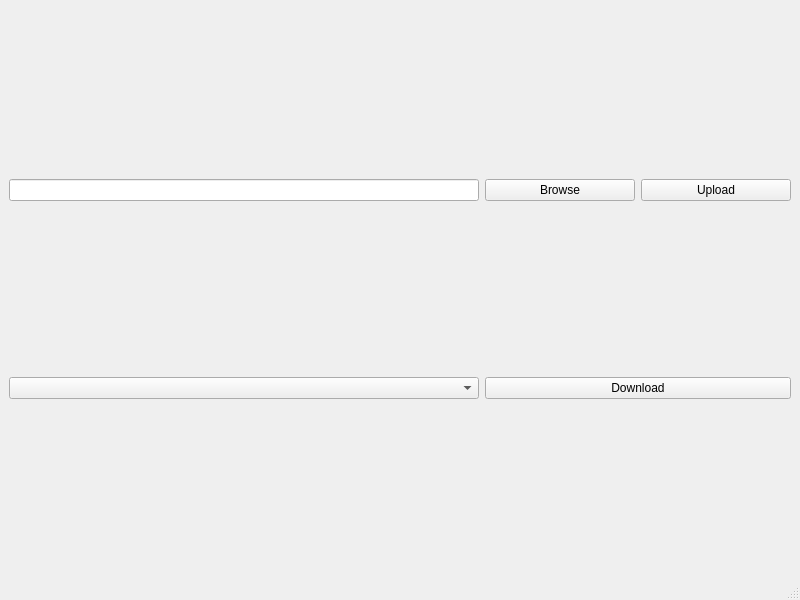
Old version of the form unlimited.ui in the repository farzaa/AlmostUnlimited.
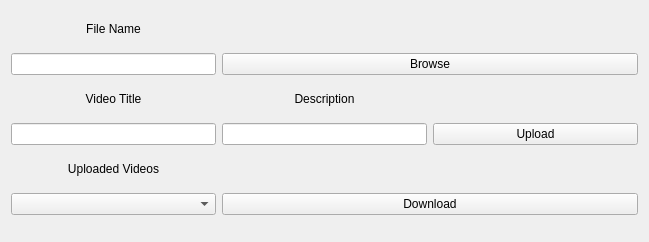
New version of the form.

The edit to the form file:
```diff
--- a/unlimited.ui
+++ b/unlimited.ui
@@ -1,21 +1,20 @@
 <?xml version="1.0" encoding="UTF-8"?>
 <ui version="4.0">
- <class>MainWindow</class>
- <widget class="QMainWindow" name="MainWindow">
+ <class>Unlimited</class>
+ <widget class="QWidget" name="Unlimited">
   <property name="geometry">
    <rect>
     <x>0</x>
     <y>0</y>
-    <width>800</width>
-    <height>600</height>
+    <width>649</width>
+    <height>242</height>
    </rect>
   </property>
   <property name="windowTitle">
    <string>MainWindow</string>
   </property>
-  <widget class="QWidget" name="centralwidget">
-   <layout class="QGridLayout" name="gridLayout" columnstretch="42,0,0,0">
-    <item row="0" column="1" colspan="2">
+  <layout class="QGridLayout" name="gridLayout">
+   <item row="1" column="1" colspan="2">
      <widget class="QPushButton" name="browse_button">
       <property name="sizePolicy">
        <sizepolicy hsizetype="MinimumExpanding" vsizetype="Fixed">
@@ -34,10 +33,16 @@
       </property>
      </widget>
     </item>
-    <item row="0" column="0">
+   <item row="6" column="0">
+    <widget class="QComboBox" name="uploaded_combo"/>
+   </item>
+   <item row="1" column="0">
      <widget class="QLineEdit" name="filename_text"/>
     </item>
-    <item row="0" column="3">
+   <item row="4" column="1">
+    <widget class="QLineEdit" name="description_text"/>
+   </item>
+   <item row="4" column="2">
      <widget class="QPushButton" name="upload_button">
       <property name="sizePolicy">
        <sizepolicy hsizetype="MinimumExpanding" vsizetype="Fixed">
@@ -56,29 +61,81 @@
       </property>
      </widget>
     </item>
-    <item row="1" column="1" colspan="3">
+   <item row="3" column="1">
+    <widget class="QLabel" name="label_2">
+     <property name="sizePolicy">
+      <sizepolicy hsizetype="Preferred" vsizetype="Maximum">
+       <horstretch>0</horstretch>
+       <verstretch>0</verstretch>
+      </sizepolicy>
+     </property>
+     <property name="text">
+      <string>Description</string>
+     </property>
+     <property name="alignment">
+      <set>Qt::AlignCenter</set>
+     </property>
+    </widget>
+   </item>
+   <item row="3" column="0">
+    <widget class="QLabel" name="label">
+     <property name="sizePolicy">
+      <sizepolicy hsizetype="Preferred" vsizetype="Maximum">
+       <horstretch>0</horstretch>
+       <verstretch>0</verstretch>
+      </sizepolicy>
+     </property>
+     <property name="text">
+      <string>Video Title</string>
+     </property>
+     <property name="alignment">
+      <set>Qt::AlignCenter</set>
+     </property>
+    </widget>
+   </item>
+   <item row="6" column="1" colspan="2">
      <widget class="QPushButton" name="download_button">
       <property name="text">
        <string>Download</string>
       </property>
      </widget>
     </item>
-    <item row="1" column="0">
-     <widget class="QComboBox" name="uploaded_combo"/>
-    </item>
-   </layout>
-  </widget>
-  <widget class="QMenuBar" name="menubar">
-   <property name="geometry">
-    <rect>
-     <x>0</x>
-     <y>0</y>
-     <width>800</width>
-     <height>22</height>
-    </rect>
-   </property>
-  </widget>
-  <widget class="QStatusBar" name="statusbar"/>
+   <item row="4" column="0">
+    <widget class="QLineEdit" name="title_text"/>
+   </item>
+   <item row="0" column="0">
+    <widget class="QLabel" name="label_3">
+     <property name="sizePolicy">
+      <sizepolicy hsizetype="Preferred" vsizetype="Maximum">
+       <horstretch>0</horstretch>
+       <verstretch>0</verstretch>
+      </sizepolicy>
+     </property>
+     <property name="text">
+      <string>File Name</string>
+     </property>
+     <property name="alignment">
+      <set>Qt::AlignCenter</set>
+     </property>
+    </widget>
+   </item>
+   <item row="5" column="0">
+    <widget class="QLabel" name="label_4">
+     <property name="sizePolicy">
+      <sizepolicy hsizetype="Preferred" vsizetype="Maximum">
+       <horstretch>0</horstretch>
+       <verstretch>0</verstretch>
+      </sizepolicy>
+     </property>
+     <property name="text">
+      <string>Uploaded Videos</string>
+     </property>
+     <property name="alignment">
+      <set>Qt::AlignCenter</set>
+     </property>
+    </widget>
+   </item>
+  </layout>
  </widget>
  <resources/>
  <connections/>
```
Left out of the diff: 2 changed lines with no effect on the pictures. Lines whose indentation alone changed are shown as unchanged.
